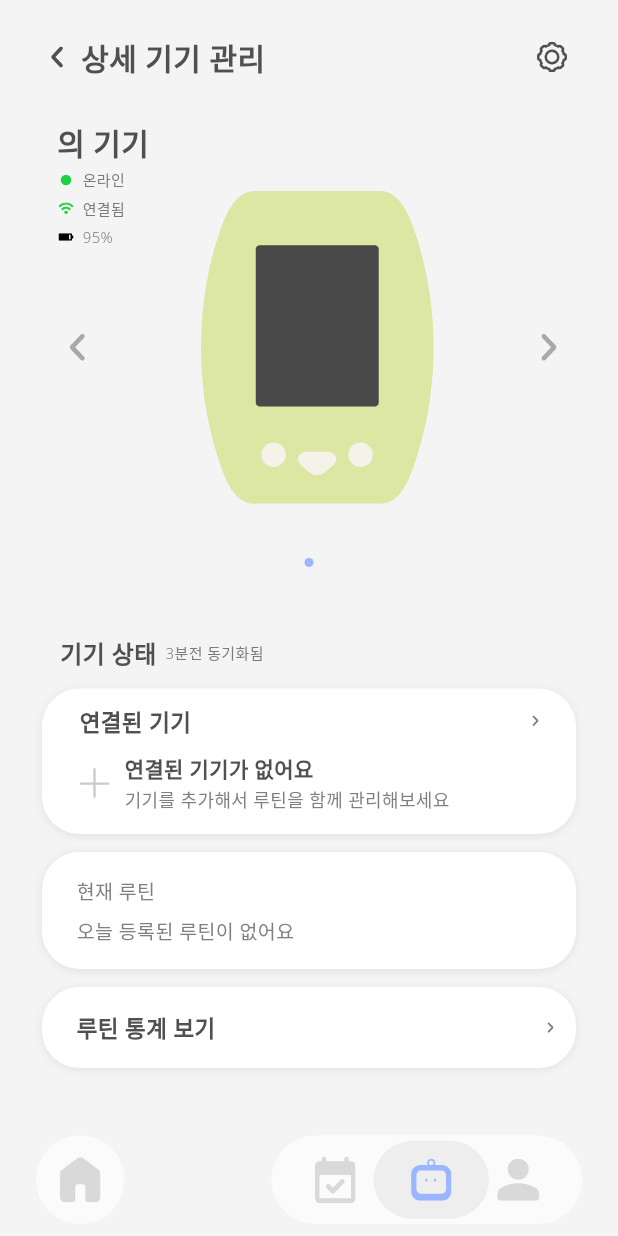
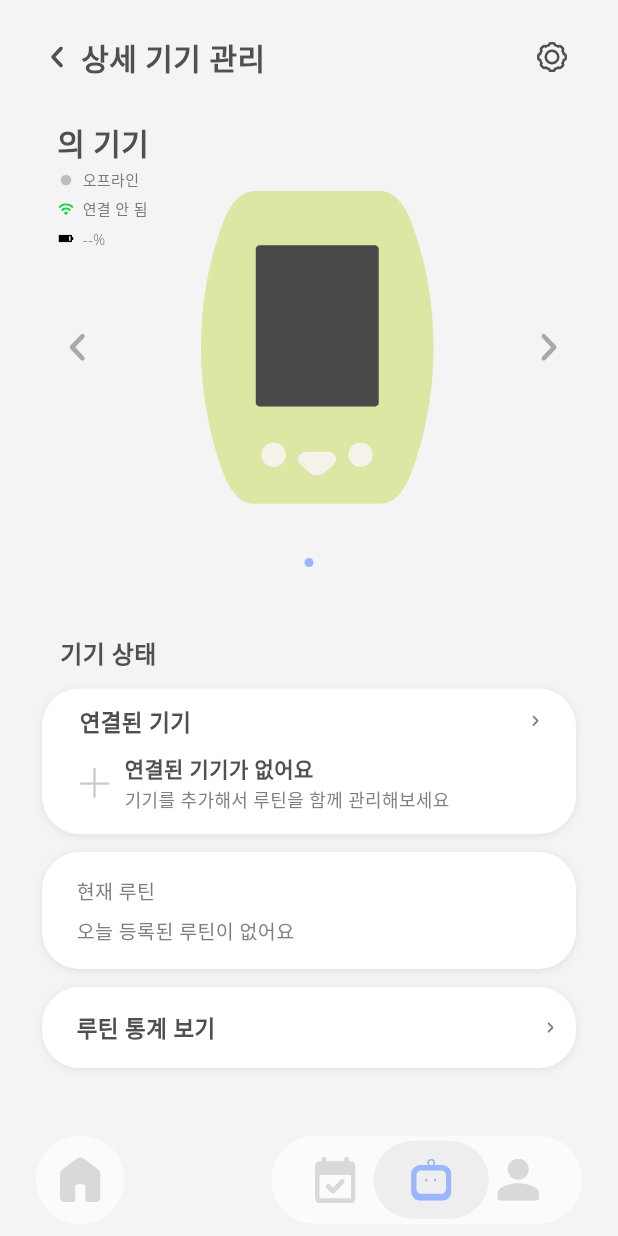
Before and after one commit to Sang-min-le-e/pretty_sw, a Flutter app: the DeviceDetailScreen screen opened directly with empty values, on a phone screen of 412 x 824 dp. Run offline on Flutter 3.47's test engine with Material 3 defaults, Android fonts, the phone set to English and light mode, and no system bars; our stand-ins replace dio, flutter_local_notifications, flutter_riverpod, flutter_secure_storage, flutter_svg, go_router and 2 more; missing offline and left inert: flutter_reactive_ble; accounts and stored records are empty; network calls fail; project files that could hold a hidden picture were left out.

Commit message:
feat: real device battery/sync status, auto-login on launch, clean up child on pairing failure
- 홈/기기 상세의 온라인·배터리·동기화 문구를 고정값 대신 서버 값(battery, lastSyncedAt)으로 표시.
  마지막 동기화 10분 이내면 온라인으로 보고, 홈/상세가 보이는 동안 15초마다 기기 목록을 갱신
- 스플래시에서 저장된 세션을 GET /users/me로 확인해 유효하면 로그인 화면을 건너뜀(401이면 세션 삭제)
- 페어링 실패 시 자동 생성한 자녀도 DELETE /children/:id로 지워 빈 자녀가 쌓이지 않게 함
- 기기 상태 표시 로직 테스트 추가

Co-Authored-By: Claude Sonnet 5.5 <noreply@anthropic.com>

```diff
--- a/lib/features/devices/presentation/device_detail_screen.dart
+++ b/lib/features/devices/presentation/device_detail_screen.dart
@@ -29,7 +29,9 @@ class DeviceDetailScreen extends ConsumerWidget {
   Widget build(BuildContext context, WidgetRef ref) {
     // 점은 실제 연결된 기기 수만큼, 이 화면의 기기가 몇 번째인지 표시한다.
     final devices = ref.watch(deviceListProvider).value ?? const [];
+    ref.watch(deviceStatusRefresherProvider); // 배터리·동기화 시각 주기 갱신
     final position = devices.indexWhere((d) => d.deviceId == deviceId);
+    final device = position < 0 ? null : devices[position];
     return Scaffold(
       backgroundColor: _bg,
       body: SafeArea(
@@ -63,6 +65,7 @@ class DeviceDetailScreen extends ConsumerWidget {
                     const SizedBox(height: 4),
                     DeviceHero(
                       statusList: DeviceStatusList(
+                        device: device,
                         onWifiTap: () =>
                             context.push('/devices/$deviceId/wifi'),
                       ),
@@ -84,9 +87,9 @@ class DeviceDetailScreen extends ConsumerWidget {
                       ),
                     ),
                     const SizedBox(height: 46),
-                    const Padding(
-                      padding: EdgeInsets.symmetric(horizontal: 40),
-                      child: DeviceStatusHeaderRow(),
+                    Padding(
+                      padding: const EdgeInsets.symmetric(horizontal: 40),
+                      child: DeviceStatusHeaderRow(device: device),
                     ),
                     const SizedBox(height: 12),
                     Padding(
--- a/lib/features/home/presentation/widgets/device_overview.dart
+++ b/lib/features/home/presentation/widgets/device_overview.dart
@@ -3,6 +3,7 @@ import 'package:flutter_riverpod/flutter_riverpod.dart';
 import 'package:flutter_svg/flutter_svg.dart';
 
 import '../../../devices/data/device_providers.dart';
+import '../../../devices/domain/connected_device.dart';
 import '../../../routine/data/routine_providers.dart';
 
 /// 홈 화면(Figma node 392:5304)과 기기 상세 관리 화면(node 405:6598)이
@@ -89,7 +90,11 @@ class DeviceTitleRow extends StatelessWidget {
 
 /// "온라인 / 연결됨 / 95%" 3줄짜리 기기 상태 요약 목록.
 class DeviceStatusList extends StatelessWidget {
-  const DeviceStatusList({super.key, this.onWifiTap});
+  const DeviceStatusList({super.key, this.device, this.onWifiTap});
+
+  /// 상태를 보여줄 기기. 배터리·온라인 여부는 이 기기의 서버 값이다. 없으면(아직
+  /// 못 찾음) 온라인/연결 안 됨, 배터리 `--%`로 보여준다.
+  final ConnectedDevice? device;
 
   /// "연결됨"(WIFI) 줄을 눌렀을 때 할 일. 기기 상세 관리 화면에서만
   /// WIFI 설정 화면으로 연결하고(Figma "8-1의 WIFI칸 '>' 클릭 시"),
@@ -98,14 +103,15 @@ class DeviceStatusList extends StatelessWidget {
 
   @override
   Widget build(BuildContext context) {
+    final online = device?.isOnline ?? false;
     return Column(
       crossAxisAlignment: CrossAxisAlignment.start,
       children: [
-        const _StatusRow(label: '온라인', useOnlineDot: true),
+        _StatusRow(label: online ? '온라인' : '오프라인', useOnlineDot: true, online: online),
         const SizedBox(height: 5),
-        _StatusRow(label: '연결됨', useWifiArc: true, onTap: onWifiTap),
+        _StatusRow(label: online ? '연결됨' : '연결 안 됨', useWifiArc: true, onTap: onWifiTap),
         const SizedBox(height: 5),
-        const _StatusRow(label: '95%', useBattery: true),
+        _StatusRow(label: device?.batteryLabel ?? '--%', useBattery: true),
       ],
     );
   }
@@ -120,6 +126,7 @@ class _StatusRow extends StatelessWidget {
     this.useOnlineDot = false,
     this.useWifiArc = false,
     this.useBattery = false,
+    this.online = true,
     this.onTap,
   });
 
@@ -127,6 +134,7 @@ class _StatusRow extends StatelessWidget {
   final bool useOnlineDot;
   final bool useWifiArc;
   final bool useBattery;
+  final bool online;
   final VoidCallback? onTap;
 
   @override
@@ -136,8 +144,8 @@ class _StatusRow extends StatelessWidget {
       rowIcon = Container(
         width: 7,
         height: 7,
-        decoration: const BoxDecoration(
-          color: Color(0xFF1ED342),
+        decoration: BoxDecoration(
+          color: online ? const Color(0xFF1ED342) : const Color(0xFFBDBDBD),
           shape: BoxShape.circle,
         ),
       );
@@ -419,15 +427,17 @@ class DevicePaginationDots extends StatelessWidget {
   }
 }
 
-/// "기기 상태" 소제목 + 오른쪽에 작게 붙는 "3분전 동기화됨" 캡션.
+/// "기기 상태" 소제목 + 오른쪽에 작게 붙는 "3분전 동기화됨" 캡션(서버의 마지막 동기화 시각).
 class DeviceStatusHeaderRow extends StatelessWidget {
-  const DeviceStatusHeaderRow({super.key});
+  const DeviceStatusHeaderRow({super.key, this.device});
+
+  final ConnectedDevice? device;
 
   @override
   Widget build(BuildContext context) {
-    return const Row(
+    return Row(
       children: [
-        Text(
+        const Text(
           '기기 상태',
           style: TextStyle(
             color: kDeviceOverviewLabelColor,
@@ -435,10 +445,10 @@ class DeviceStatusHeaderRow extends StatelessWidget {
             fontWeight: FontWeight.w600,
           ),
         ),
-        SizedBox(width: 6),
+        const SizedBox(width: 6),
         Text(
-          '3분전 동기화됨',
-          style: TextStyle(
+          device?.syncLabel ?? '',
+          style: const TextStyle(
             color: kDeviceOverviewStatusColor,
             fontSize: 10,
             fontWeight: FontWeight.w300,
```
Also changed, not shown: lib/features/children/data/child_repository.dart (+12 -0 lines), lib/features/devices/data/device_providers.dart (+19 -0 lines), lib/features/devices/domain/connected_device.dart (+24 -0 lines), lib/features/home/presentation/home_screen.dart (+5 -4 lines), lib/features/splash/presentation/splash_screen.dart (+36 -13 lines), 1 other file.
